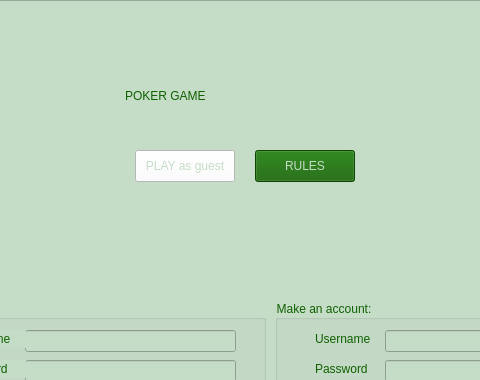
Qt form Poker/Visuals/MainWindow/mainwindow.ui (Cenzito/Poker) before a commit; both pictures show x 145 to 625 and y 0 to 380 of the 800 by 600 pixel window.
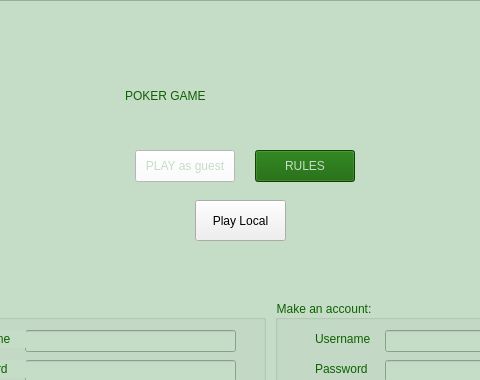
The same form after that commit. Icons and pictures are not drawn.

Commit message:
added button to join local game
added button on main screen to join local game
made action on the player to simply ask for an input in the console

What changed in the file:
```diff
--- a/Poker/Visuals/MainWindow/mainwindow.ui
+++ b/Poker/Visuals/MainWindow/mainwindow.ui
@@ -37,8 +37,8 @@
 hr { height: 1px; border-width: 0; }
 li.unchecked::marker { content: &quot;\2610&quot;; }
 li.checked::marker { content: &quot;\2612&quot;; }
-&lt;/style&gt;&lt;/head&gt;&lt;body style=&quot; font-family:'.AppleSystemUIFont'; font-size:13pt; font-weight:400; font-style:normal;&quot;&gt;
-&lt;p style=&quot;-qt-paragraph-type:empty; margin-top:0px; margin-bottom:0px; margin-left:0px; margin-right:0px; -qt-block-indent:0; text-indent:0px;&quot;&gt;&lt;br /&gt;&lt;/p&gt;&lt;/body&gt;&lt;/html&gt;</string>
+&lt;/style&gt;&lt;/head&gt;&lt;body style=&quot; font-family:'Segoe UI'; font-size:9pt; font-weight:400; font-style:normal;&quot;&gt;
+&lt;p style=&quot;-qt-paragraph-type:empty; margin-top:0px; margin-bottom:0px; margin-left:0px; margin-right:0px; -qt-block-indent:0; text-indent:0px; font-family:'.AppleSystemUIFont'; font-size:13pt;&quot;&gt;&lt;br /&gt;&lt;/p&gt;&lt;/body&gt;&lt;/html&gt;</string>
     </property>
    </widget>
    <widget class="QPushButton" name="pushButton">
@@ -303,6 +303,19 @@
     </property>
     <layout class="QHBoxLayout" name="horizontalLayout_2"/>
    </widget>
+   <widget class="QPushButton" name="play_local">
+    <property name="geometry">
+     <rect>
+      <x>340</x>
+      <y>200</y>
+      <width>91</width>
+      <height>41</height>
+     </rect>
+    </property>
+    <property name="text">
+     <string>Play Local</string>
+    </property>
+   </widget>
    <zorder>layoutWidget</zorder>
    <zorder>layoutWidget</zorder>
    <zorder>textEdit_background</zorder>
@@ -316,6 +329,7 @@
    <zorder>label_pass</zorder>
    <zorder>label_newuser</zorder>
    <zorder>label_newpass</zorder>
+   <zorder>play_local</zorder>
   </widget>
   <widget class="QMenuBar" name="menubar">
    <property name="geometry">
@@ -323,7 +337,7 @@
      <x>0</x>
      <y>0</y>
      <width>800</width>
-     <height>22</height>
+     <height>21</height>
     </rect>
    </property>
   </widget>
```
The commit also changes 6 other files.
